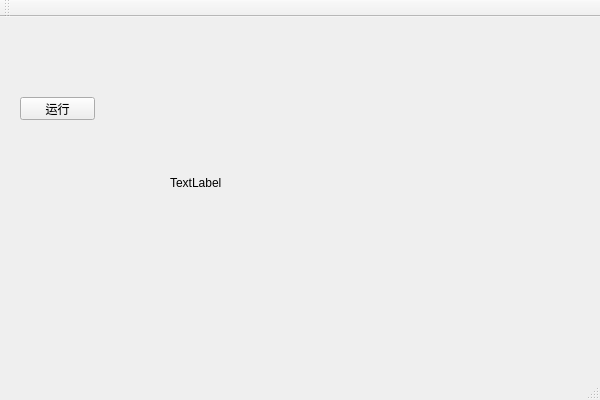
Qt form Crystal Software Package/CrystalSoftwarePackage.ui (yyx112358/Crystal-Software-Package) before a commit.
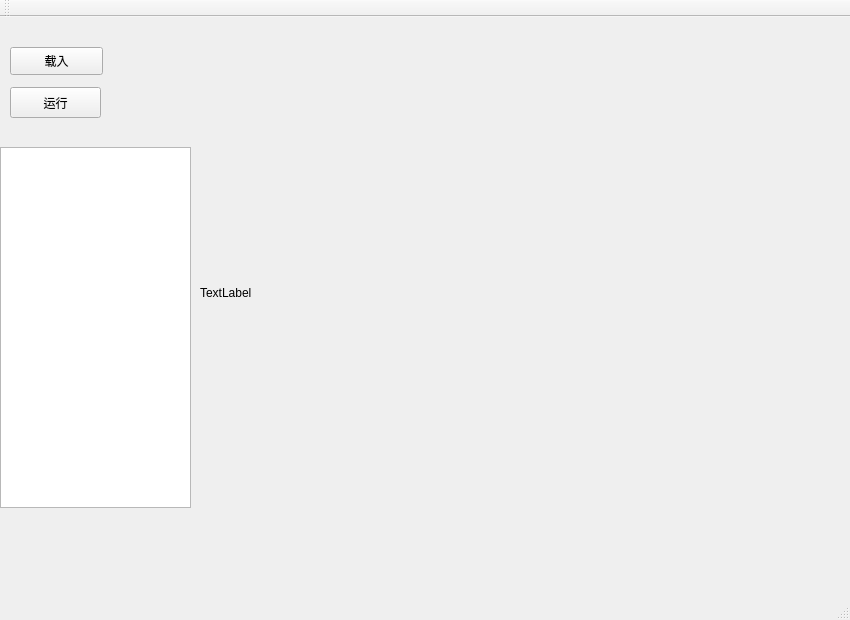
The same form after that commit.

Commit message: 加入载入、运行同步锁    ----2018-05-29 12:21

What changed in the file:
```diff
--- a/Crystal Software Package/CrystalSoftwarePackage.ui
+++ b/Crystal Software Package/CrystalSoftwarePackage.ui
@@ -6,8 +6,8 @@
    <rect>
     <x>0</x>
     <y>0</y>
-    <width>600</width>
-    <height>400</height>
+    <width>850</width>
+    <height>620</height>
    </rect>
   </property>
   <property name="windowTitle">
@@ -17,10 +17,10 @@
    <widget class="QPushButton" name="pushButton_run">
     <property name="geometry">
      <rect>
-      <x>20</x>
-      <y>80</y>
-      <width>75</width>
-      <height>23</height>
+      <x>10</x>
+      <y>70</y>
+      <width>91</width>
+      <height>31</height>
      </rect>
     </property>
     <property name="text">
@@ -30,16 +30,39 @@
    <widget class="QLabel" name="label">
     <property name="geometry">
      <rect>
-      <x>170</x>
-      <y>40</y>
-      <width>391</width>
-      <height>251</height>
+      <x>200</x>
+      <y>10</y>
+      <width>641</width>
+      <height>531</height>
      </rect>
     </property>
     <property name="text">
      <string>TextLabel</string>
     </property>
    </widget>
+   <widget class="QTextBrowser" name="textBrowser">
+    <property name="geometry">
+     <rect>
+      <x>0</x>
+      <y>130</y>
+      <width>191</width>
+      <height>361</height>
+     </rect>
+    </property>
+   </widget>
+   <widget class="QPushButton" name="pushButton_load">
+    <property name="geometry">
+     <rect>
+      <x>10</x>
+      <y>30</y>
+      <width>93</width>
+      <height>28</height>
+     </rect>
+    </property>
+    <property name="text">
+     <string>载入</string>
+    </property>
+   </widget>
   </widget>
   <widget class="QMenuBar" name="menuBar">
    <property name="geometry">
```
Left out of the diff: 4 changed lines with no effect on the pictures. The commit also changes 8 other files.
